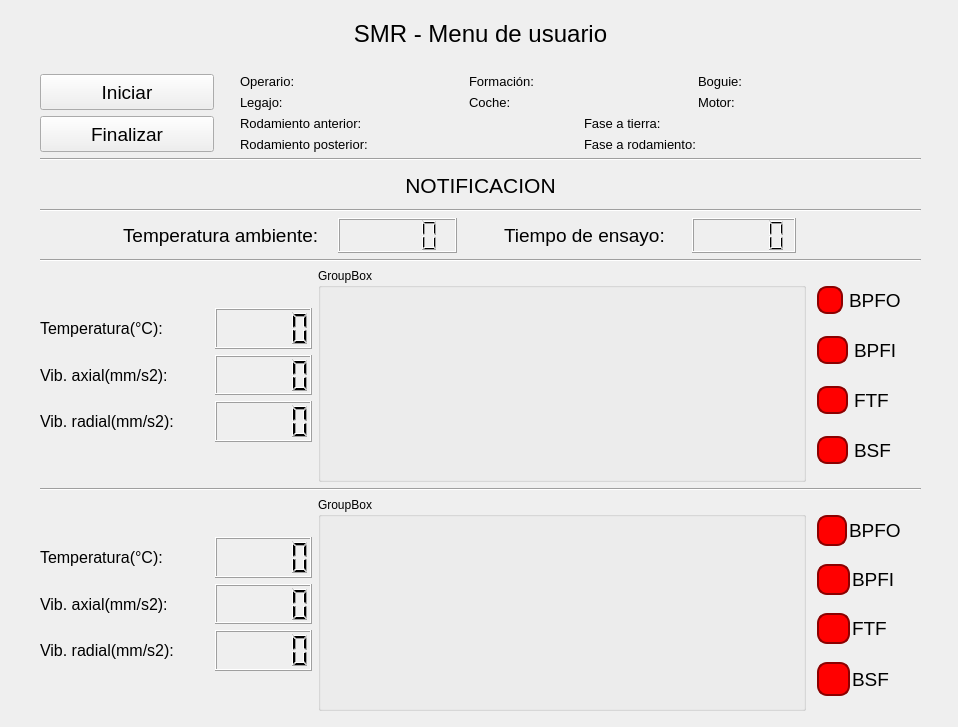
The window that app_smr/Qt/win_user.ui (nvargas24/Sistema_medicion_de_rodamientos-SMR) describes before a commit, drawn with Qt 5.
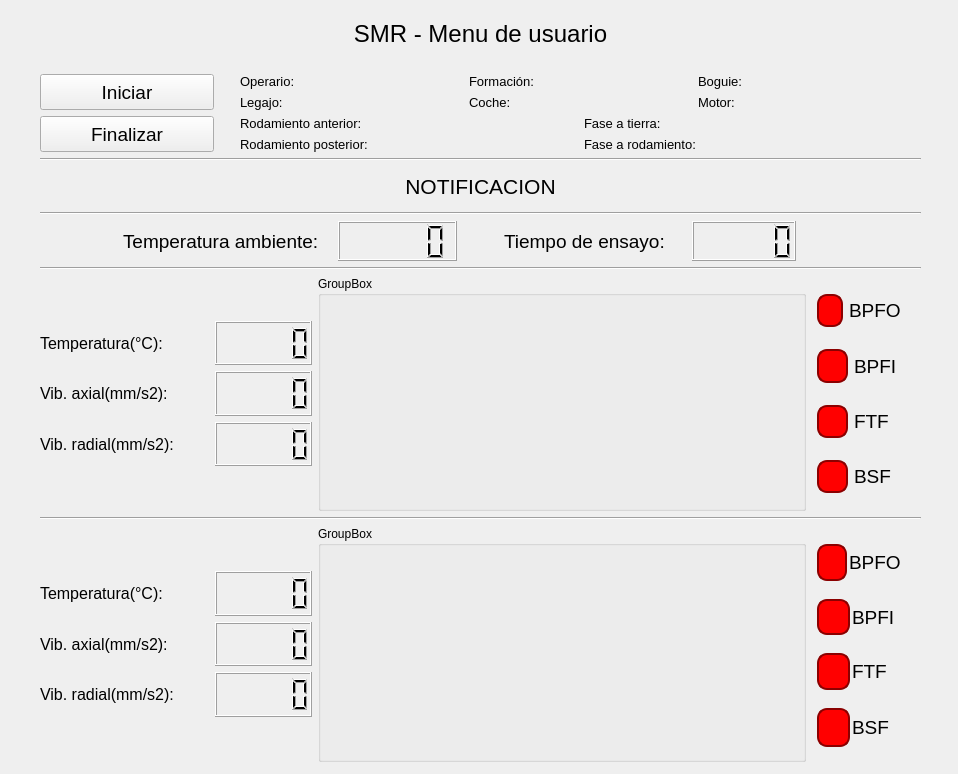
The same window after the commit.

Commit message: asigno nombres de widgets en win_user

Diff of the .ui file:
```diff
--- a/app_smr/Qt/win_user.ui
+++ b/app_smr/Qt/win_user.ui
@@ -7,7 +7,7 @@
     <x>0</x>
     <y>0</y>
     <width>958</width>
-    <height>727</height>
+    <height>774</height>
    </rect>
   </property>
   <property name="windowTitle">
@@ -20,7 +20,7 @@
       <x>40</x>
       <y>20</y>
       <width>881</width>
-      <height>691</height>
+      <height>742</height>
      </rect>
     </property>
     <layout class="QVBoxLayout" name="verticalLayout" stretch="1,0,0,2,1,2,1,12,1,12">
```
Left out of the diff: 46 changed lines with no effect on the pictures.
